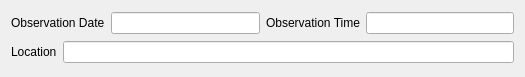
Old version of the form python/res/ui/widgets/moon_info_tab.ui in the repository mareuter/lunar-club-tools.
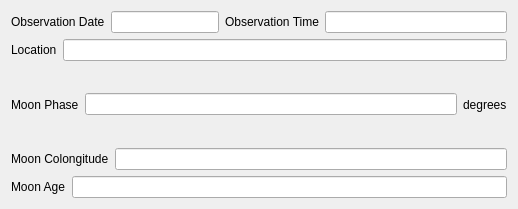
New version of the form.

Commit message: Refs #8, #9 and #10. Adding more information to moon info tab.

```diff
--- a/python/res/ui/widgets/moon_info_tab.ui
+++ b/python/res/ui/widgets/moon_info_tab.ui
@@ -6,8 +6,8 @@
    <rect>
     <x>0</x>
     <y>0</y>
-    <width>525</width>
-    <height>77</height>
+    <width>518</width>
+    <height>209</height>
    </rect>
   </property>
   <property name="windowTitle">
@@ -25,6 +25,27 @@
      </item>
      <item>
       <widget class="QLineEdit" name="obs_date_edit">
+       <property name="sizePolicy">
+        <sizepolicy hsizetype="Preferred" vsizetype="Fixed">
+         <horstretch>0</horstretch>
+         <verstretch>0</verstretch>
+        </sizepolicy>
+       </property>
+       <property name="minimumSize">
+        <size>
+         <width>0</width>
+         <height>0</height>
+        </size>
+       </property>
+       <property name="baseSize">
+        <size>
+         <width>0</width>
+         <height>0</height>
+        </size>
+       </property>
+       <property name="maxLength">
+        <number>12</number>
+       </property>
        <property name="readOnly">
         <bool>true</bool>
        </property>
@@ -64,6 +85,67 @@
      </item>
     </layout>
    </item>
+   <item row="2" column="0">
+    <layout class="QHBoxLayout" name="horizontalLayout_3">
+     <item>
+      <widget class="QLabel" name="moon_phase_label">
+       <property name="text">
+        <string>Moon Phase</string>
+       </property>
+      </widget>
+     </item>
+     <item>
+      <widget class="QLineEdit" name="moon_phase_edit">
+       <property name="readOnly">
+        <bool>true</bool>
+       </property>
+      </widget>
+     </item>
+     <item>
+      <widget class="QLabel" name="moon_phase_units_label">
+       <property name="text">
+        <string>degrees</string>
+       </property>
+      </widget>
+     </item>
+    </layout>
+   </item>
+   <item row="3" column="0">
+    <layout class="QHBoxLayout" name="horizontalLayout_4">
+     <item>
+      <widget class="QLabel" name="moon_colong_label">
+       <property name="text">
+        <string>Moon Colongitude</string>
+       </property>
+      </widget>
+     </item>
+     <item>
+      <widget class="QLineEdit" name="moon_colong_edit">
+       <property name="readOnly">
+        <bool>true</bool>
+       </property>
+      </widget>
+     </item>
+    </layout>
+   </item>
+   <item row="4" column="0">
+    <layout class="QHBoxLayout" name="horizontalLayout_5">
+     <item>
+      <widget class="QLabel" name="moon_age_label">
+       <property name="text">
+        <string>Moon Age</string>
+       </property>
+      </widget>
+     </item>
+     <item>
+      <widget class="QLineEdit" name="moon_age_edit">
+       <property name="readOnly">
+        <bool>true</bool>
+       </property>
+      </widget>
+     </item>
+    </layout>
+   </item>
   </layout>
  </widget>
  <resources/>
```
The commit also changes 3 other files.
